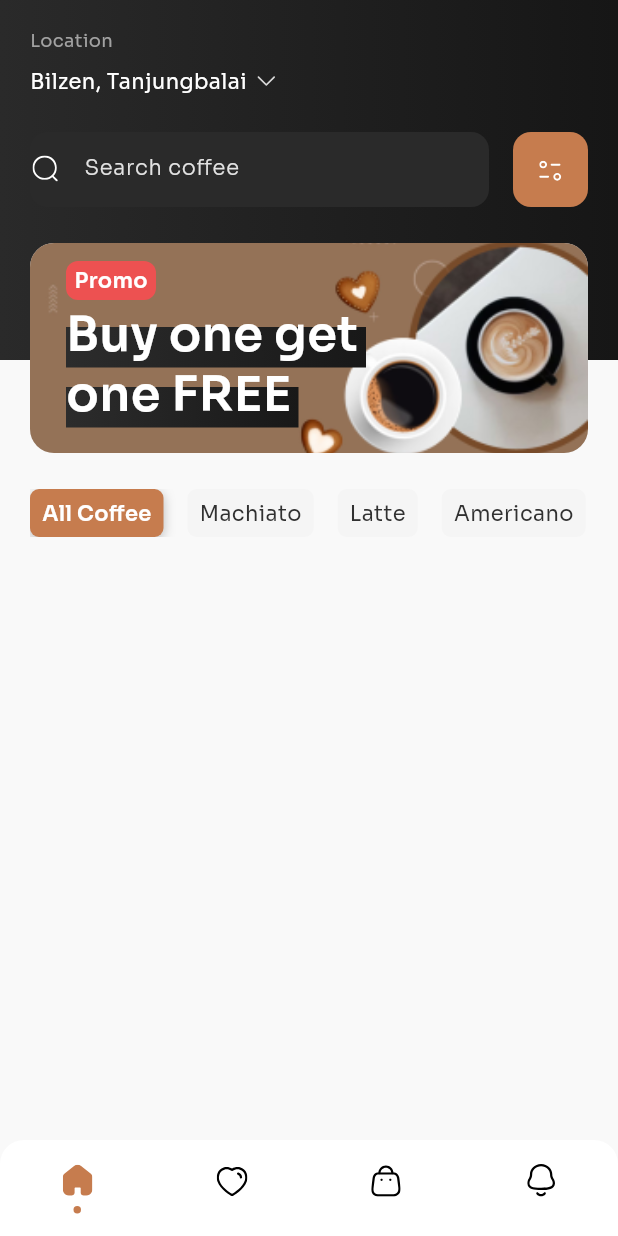
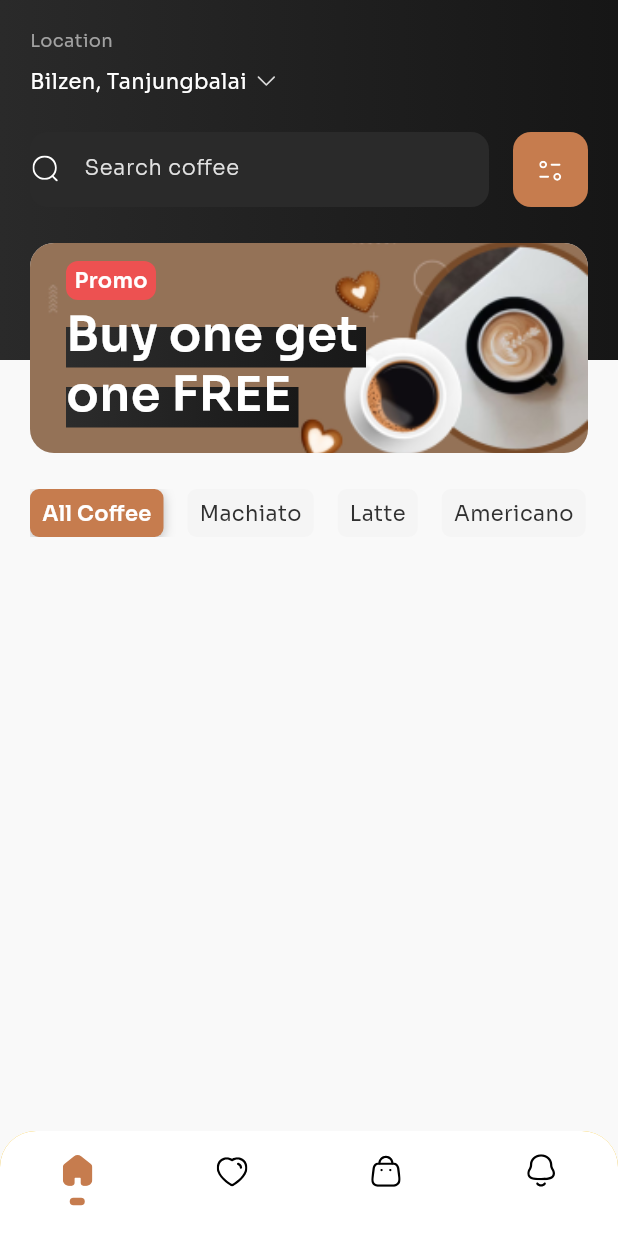
Before and after one commit to rhromets/coffee_shop_app, a Flutter app: the HomePage screen opened directly, on a phone screen of 412 x 824 dp. Run offline on Flutter 3.47's test engine with Material 3 defaults, Android fonts, the phone set to English and light mode, and no system bars; drawn by our look-alikes of persistent_bottom_nav_bar; our stand-ins replace flutter_bloc, flutter_svg; missing offline and left inert: colorful_safe_area; network calls fail.

Commit message:
fix: make bottomNavBar using bloc

```diff
--- /dev/null
+++ b/devtools_options.yaml
@@ -0,0 +1,3 @@
+description: This file stores settings for Dart & Flutter DevTools.
+documentation: https://docs.flutter.dev/tools/devtools/extensions#configure-extension-enablement-states
+extensions:
--- a/lib/constants/dimensions.dart
+++ b/lib/constants/dimensions.dart
@@ -3,3 +3,4 @@ const double kRadius6 = 6;
 const double kRadius8 = 8;
 const double kRadius12 = 12;
 const double kRadius16 = 16;
+const double kRadius24 = 24;
--- a/lib/main.dart
+++ b/lib/main.dart
@@ -1,6 +1,7 @@
-import 'package:coffee_shop_app/pages/coffee_detail_page.dart';
-// import 'package:coffee_shop_app/pages/home_page.dart';
+import 'package:coffee_shop_app/pages/home_page/home_page.dart';
+import 'package:coffee_shop_app/widgets/bottom_nav_bar/bloc/navigation_bloc.dart';
 import 'package:flutter/material.dart';
+import 'package:flutter_bloc/flutter_bloc.dart';
 import 'theme/theme_settings.dart';
 
 void main() {
@@ -12,12 +13,14 @@ class MyApp extends StatelessWidget {
 
   @override
   Widget build(BuildContext context) {
-    return MaterialApp(
-      debugShowCheckedModeBanner: false,
-      title: 'Coffe Shop App',
-      theme: themeSettings,
-      home: const CoffeeDetailPage(),
-      // home: const HomePage(),
+    return MultiBlocProvider(
+      providers: [BlocProvider(create: (context) => NavigationBloc())],
+      child: MaterialApp(
+        debugShowCheckedModeBanner: false,
+        title: 'Coffe Shop App',
+        theme: themeSettings,
+        home: const HomePage(),
+      ),
     );
   }
 }
--- a/lib/pages/home_page.dart
+++ /dev/null
@@ -1,138 +0,0 @@
-import 'package:coffee_shop_app/constants/constants.dart';
-import 'package:coffee_shop_app/pages/home_content.dart';
-import 'package:coffee_shop_app/pages/nav_screens.dart';
-import 'package:flutter/material.dart';
-import 'package:flutter_svg/svg.dart';
-import 'package:persistent_bottom_nav_bar/persistent_bottom_nav_bar.dart';
-
-class HomePage extends StatefulWidget {
-  const HomePage({super.key});
-
-  @override
-  State<HomePage> createState() => _HomePageState();
-}
-
-class _HomePageState extends State<HomePage> {
-  late PersistentTabController _controller;
-
-  @override
-  void initState() {
-    _controller = PersistentTabController(initialIndex: 0);
-    super.initState();
-  }
-
-  List<Widget> _buildScreens() {
-    return [
-      const HomeContent(),
-      const NavScreen1(),
-      const NavScreen2(),
-      const NavScreen3(),
-    ];
-  }
-
-  List<PersistentBottomNavBarItem> _navBarsItems() {
-    return [
-      PersistentBottomNavBarItem(
-        icon: SvgPicture.asset(
-          'assets/icons/home-filled.svg',
-          width: 24,
-          height: 24,
-          fit: BoxFit.contain,
-          colorFilter: const ColorFilter.mode(
-            kBrownColor,
-            BlendMode.srcIn,
-          ),
-        ),
-        inactiveIcon: SvgPicture.asset(
-          'assets/icons/home.svg',
-          width: 24,
-          height: 24,
-          fit: BoxFit.contain,
-        ),
-        title: ("Home"),
-        activeColorPrimary: kBrownColor,
-        inactiveColorPrimary: kDarkSecondaryColor,
-      ),
-      PersistentBottomNavBarItem(
-        icon: SvgPicture.asset(
-          'assets/icons/heart-filled.svg',
-          width: 24,
-          height: 24,
-          fit: BoxFit.contain,
-        ),
-        inactiveIcon: SvgPicture.asset(
-          'assets/icons/heart.svg',
-          width: 24,
-          height: 24,
-          fit: BoxFit.contain,
-        ),
-        title: ("Home"),
-        activeColorPrimary: kBrownColor,
-        inactiveColorPrimary: kDarkSecondaryColor,
-      ),
-      PersistentBottomNavBarItem(
-        icon: SvgPicture.asset(
-          'assets/icons/bag-filled.svg',
-          width: 24,
-          height: 24,
-          fit: BoxFit.contain,
-        ),
-        inactiveIcon: SvgPicture.asset(
-          'assets/icons/bag.svg',
-          width: 24,
-          height: 24,
-          fit: BoxFit.contain,
-        ),
-        title: ("Home"),
-        activeColorPrimary: kBrownColor,
-        inactiveColorPrimary: kDarkSecondaryColor,
-      ),
-      PersistentBottomNavBarItem(
-        icon: SvgPicture.asset(
-          'assets/icons/notification-filled.svg',
-          width: 24,
-          height: 24,
-          fit: BoxFit.contain,
-        ),
-        inactiveIcon: SvgPicture.asset(
-          'assets/icons/notification.svg',
-          width: 24,
-          height: 24,
-          fit: BoxFit.contain,
-        ),
-        title: ("Home"),
-        activeColorPrimary: kBrownColor,
-        inactiveColorPrimary: kDarkSecondaryColor,
-      ),
-    ];
-  }
-
-  @override
-  Widget build(BuildContext context) {
-    return PersistentTabView(
-      context,
-      controller: _controller,
-      screens: _buildScreens(),
-      items: _navBarsItems(),
-      hideNavigationBarWhenKeyboardAppears: true,
-      padding: const EdgeInsets.only(top: 8, bottom: 8),
-      backgroundColor: Colors.white,
-      animationSettings: const NavBarAnimationSettings(
-        navBarItemAnimation: ItemAnimationSettings(
-          duration: Duration(milliseconds: 400),
-          curve: Curves.ease,
-        ),
-      ),
-      confineToSafeArea: true,
-      navBarHeight: 64,
-      navBarStyle: NavBarStyle.style12,
-      decoration: const NavBarDecoration(
-        borderRadius: BorderRadius.only(
-          topLeft: Radius.circular(kRadius16),
-          topRight: Radius.circular(kRadius16),
-        ),
-        colorBehindNavBar: kWhiteLightColor,
-      ),
-    );
-  }
-}
--- /dev/null
+++ b/lib/pages/home_page/home_page.dart
@@ -0,0 +1,126 @@
+import 'package:coffee_shop_app/constants/constants.dart';
+import 'package:coffee_shop_app/pages/home_page/home_content.dart';
+import 'package:coffee_shop_app/pages/nav_screens.dart';
+import 'package:coffee_shop_app/widgets/bottom_nav_bar/bloc/navigation.state.dart';
+import 'package:coffee_shop_app/widgets/bottom_nav_bar/bloc/navigation_bloc.dart';
+import 'package:coffee_shop_app/widgets/bottom_nav_bar/bottom_nav_bar.dart';
+import 'package:flutter/material.dart';
+import 'package:flutter_bloc/flutter_bloc.dart';
+import 'package:flutter_svg/svg.dart';
+
+class HomePage extends StatefulWidget {
+  const HomePage({super.key});
+
+  @override
+  State<HomePage> createState() => _HomePageState();
+}
+
+class _HomePageState extends State<HomePage> {
+  List<Widget> pages = [
+    const HomeContent(),
+    const NavScreen1(),
+    const NavScreen2(),
+    const NavScreen3(),
+  ];
+
+  BottomNavigationBarItem createBottomNavItem({
+    required String assetName,
+    required String activeAssetName,
+    required bool isActive,
+    required BuildContext context,
+  }) {
+    if (isActive) {
+      assetName = activeAssetName;
+    }
+    return BottomNavigationBarItem(
+      icon: Column(
+        mainAxisAlignment: MainAxisAlignment.end,
+        children: [
+          SvgPicture.asset(
+            assetName,
+            height: 24,
+            width: 24,
+            fit: BoxFit.contain,
+          ),
+          AnimatedContainer(
+            duration: const Duration(milliseconds: 200),
+            height: 5,
+            width: isActive ? 10 : 0,
+            margin: const EdgeInsets.only(top: 6),
+            decoration: BoxDecoration(
+              borderRadius: BorderRadius.circular(kRadius16),
+              color: kBrownColor,
+            ),
+          ),
+        ],
+      ),
+      label: '',
+      backgroundColor: Colors.white,
+    );
+  }
+
+  @override
+  Widget build(BuildContext context) {
+    return Scaffold(
+      body: BlocBuilder<NavigationBloc, NavigationState>(
+        builder: (context, state) {
+          if (state is NavigationChangedState) {
+            return pages[state.index];
+          }
+          return pages[0];
+        },
+      ),
+      bottomNavigationBar: BlocBuilder<NavigationBloc, NavigationState>(
+        builder: (context, state) {
+          int currentIndex = 0;
+          if (state is NavigationChangedState) {
+            currentIndex = state.index;
+          }
+
+          final List<BottomNavigationBarItem> bottomNavItems = [
+            createBottomNavItem(
+              assetName: 'assets/icons/home.svg',
+              activeAssetName: 'assets/icons/home-filled.svg',
+              context: context,
+              isActive: currentIndex == 0,
+            ),
+            createBottomNavItem(
+              assetName: 'assets/icons/heart.svg',
+              activeAssetName: 'assets/icons/heart-filled.svg',
+              context: context,
+              isActive: currentIndex == 1,
+            ),
+            createBottomNavItem(
+              assetName: 'assets/icons/bag.svg',
+              activeAssetName: 'assets/icons/bag-filled.svg',
+              context: context,
+              isActive: currentIndex == 2,
+            ),
+            createBottomNavItem(
+              assetName: 'assets/icons/notification.svg',
+              activeAssetName: 'assets/icons/notification-filled.svg',
+              context: context,
+              isActive: currentIndex == 3,
+            ),
+          ];
+
+          return SafeArea(
+            child: ClipRRect(
+              borderRadius: const BorderRadius.only(
+                topLeft: Radius.circular(kRadius24),
+                topRight: Radius.circular(kRadius24),
+              ),
+              child: SizedBox(
+                height: 70,
+                child: BottomNavBar(
+                  items: bottomNavItems,
+                  currentIndex: currentIndex,
+                ),
+              ),
+            ),
+          );
+        },
+      ),
+    );
+  }
+}
--- a/lib/theme/theme_settings.dart
+++ b/lib/theme/theme_settings.dart
@@ -4,4 +4,13 @@ import 'package:coffee_shop_app/constants/colors.dart';
 final ThemeData themeSettings = ThemeData(
   scaffoldBackgroundColor: kWhiteLightColor,
   fontFamily: 'Sora',
+  bottomNavigationBarTheme: const BottomNavigationBarThemeData(
+    type: BottomNavigationBarType.fixed,
+    backgroundColor: Colors.white,
+    showUnselectedLabels: false,
+    showSelectedLabels: false,
+    enableFeedback: false,
+  ),
+  splashFactory: NoSplash.splashFactory,
+  highlightColor: Colors.transparent,
 );
--- /dev/null
+++ b/lib/widgets/bottom_nav_bar/bloc/navigation.state.dart
@@ -0,0 +1,8 @@
+abstract class NavigationState {}
+
+class NavigationChangedState extends NavigationState {
+  final int index;
+  NavigationChangedState({
+    required this.index,
+  });
+}
--- /dev/null
+++ b/lib/widgets/bottom_nav_bar/bloc/navigation_bloc.dart
@@ -0,0 +1,11 @@
+import 'package:coffee_shop_app/widgets/bottom_nav_bar/bloc/navigation.state.dart';
+import 'package:coffee_shop_app/widgets/bottom_nav_bar/bloc/navigation_event.dart';
+import 'package:flutter_bloc/flutter_bloc.dart';
+
+class NavigationBloc extends Bloc<NavigationEvent, NavigationState> {
+  NavigationBloc() : super(NavigationChangedState(index: 0)) {
+    on<NavigateToEvent>((event, emit) {
+      emit(NavigationChangedState(index: event.index));
+    });
+  }
+}
--- /dev/null
+++ b/lib/widgets/bottom_nav_bar/bloc/navigation_event.dart
@@ -0,0 +1,6 @@
+abstract class NavigationEvent {}
+
+class NavigateToEvent extends NavigationEvent {
+  final int index;
+  NavigateToEvent({required this.index});
+}
--- /dev/null
+++ b/lib/widgets/bottom_nav_bar/bottom_nav_bar.dart
@@ -0,0 +1,35 @@
+import 'package:coffee_shop_app/widgets/bottom_nav_bar/bloc/navigation_bloc.dart';
+import 'package:coffee_shop_app/widgets/bottom_nav_bar/bloc/navigation_event.dart';
+import 'package:flutter/material.dart';
+import 'package:flutter_bloc/flutter_bloc.dart';
+
+class BottomNavBar extends StatelessWidget {
+  final List<BottomNavigationBarItem> items;
+  final int currentIndex;
+
+  const BottomNavBar({
+    super.key,
+    required this.items,
+    required this.currentIndex,
+  });
+
+  @override
+  Widget build(BuildContext context) {
+    return Container(
+      decoration: BoxDecoration(
+        borderRadius: BorderRadius.circular(20),
+        color: Colors.amber,
+      ),
+      child: BottomNavigationBar(
+        items: items,
+        currentIndex: currentIndex,
+        backgroundColor: Colors.white,
+        onTap: (index) {
+          context.read<NavigationBloc>().add(
+                NavigateToEvent(index: index),
+              );
+        },
+      ),
+    );
+  }
+}
--- a/pubspec.yaml
+++ b/pubspec.yaml
@@ -14,8 +14,9 @@ dependencies:
   cupertino_icons: ^1.0.6
   flutter_svg: ^2.0.10+1
   colorful_safe_area: ^1.0.0
-  persistent_bottom_nav_bar: ^6.2.1
   http: ^1.2.2
+  flutter_html: ^3.0.0-beta.2
+  flutter_bloc: ^8.1.6
 
 dev_dependencies:
   flutter_test:
```
Also changed, not shown: lib/pages/home_page/home_content.dart (renamed from lib/pages/home_content.dart), pubspec.lock.
